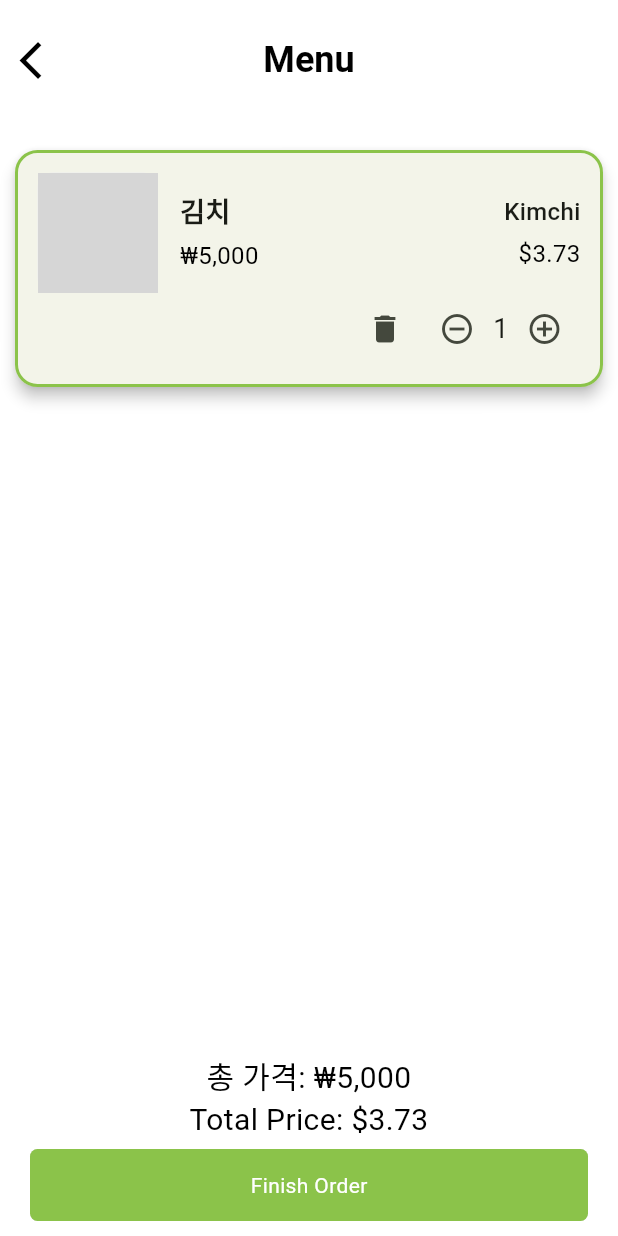
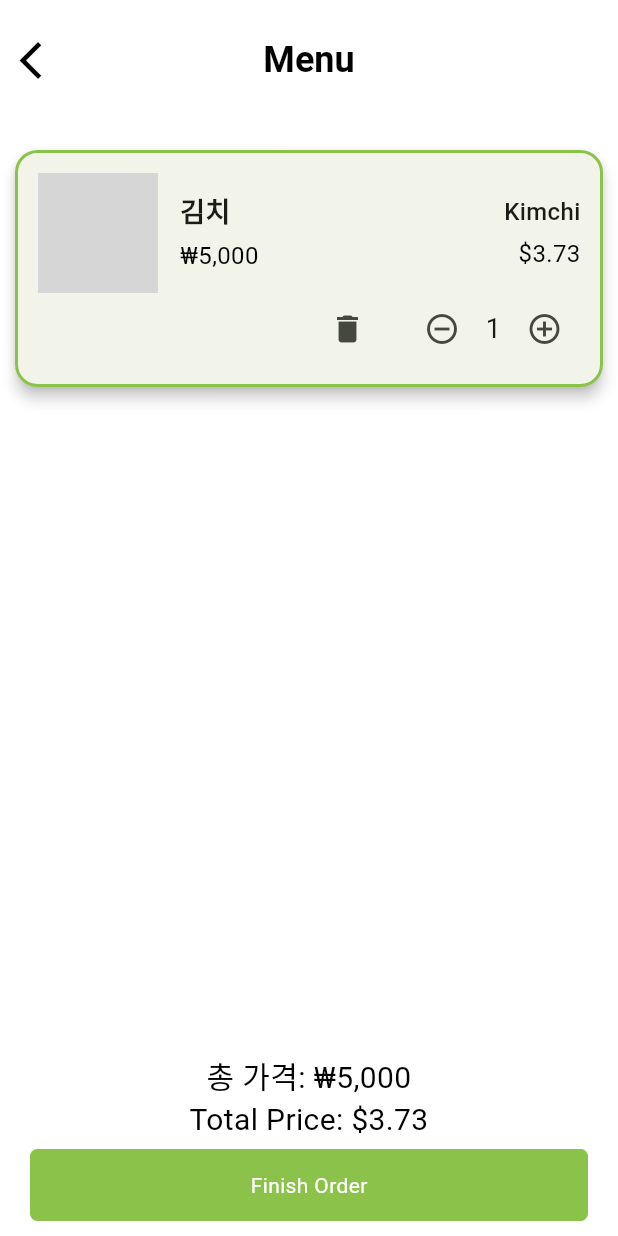
Before and after one commit to Team-FoodiePass/FoodiePass-Android, a Flutter app: the FoodDetailPage screen opened directly with sample values from the repository, after a tap on the "add circle outline" icon, after a tap on the "shopping cart" icon, on a phone screen of 412 x 824 dp. Run offline on Flutter 3.47's test engine with Material 3 defaults, Android fonts, the phone set to English and light mode, and no system bars; our stand-ins replace flutter_secure_storage, flutter_svg, get, image_picker; accounts and stored records are empty; project files that could hold a hidden picture were left out; grey boxes are pictures that could not be loaded.

Commit message:
[#40] fix: UI 수정
- UI 요소 간 간격 수정

```diff
--- a/lib/pages/food_detail_page.dart
+++ b/lib/pages/food_detail_page.dart
@@ -130,10 +130,12 @@ class _FoodDetailPageState extends State<FoodDetailPage> {
                         });
                       },
                     ),
+                    SizedBox(width: 5,),
                     Text(
                       '${widget.item.quantity}',
                       style: TextStyle(fontSize: 18),
                     ),
+                    SizedBox(width: 5,),
                     IconButton(
                       icon: Icon(Icons.add_circle_outline),
                       onPressed: () {
--- a/lib/pages/order_list_page.dart
+++ b/lib/pages/order_list_page.dart
@@ -168,21 +168,24 @@ class _OrderListPageState extends State<OrderListPage> {
                               deleteItem(index);
                             },
                             icon: const Icon(Icons.delete)),
+                        SizedBox(width: 15,),
                         IconButton(
                           onPressed: () {
                             decrementQuantity(index);
                           },
-                          icon: Icon(Icons.remove_circle_outline),
+                          icon: const Icon(Icons.remove_circle_outline),
                         ),
+                        SizedBox(width: 5,),
                         Text(
                           item['quantity'].toString(),
                           style: TextStyle(fontSize: 18),
                         ),
+                        SizedBox(width: 5,),
                         IconButton(
                           onPressed: () {
                             incrementQuantity(index);
                           },
-                          icon: Icon(Icons.add_circle_outline),
+                          icon: const Icon(Icons.add_circle_outline),
                         ),
                       ],
                     ),
```
